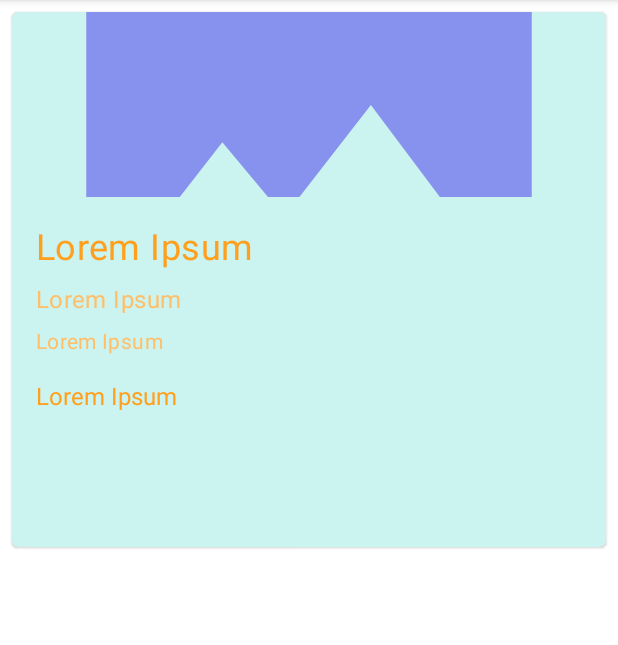
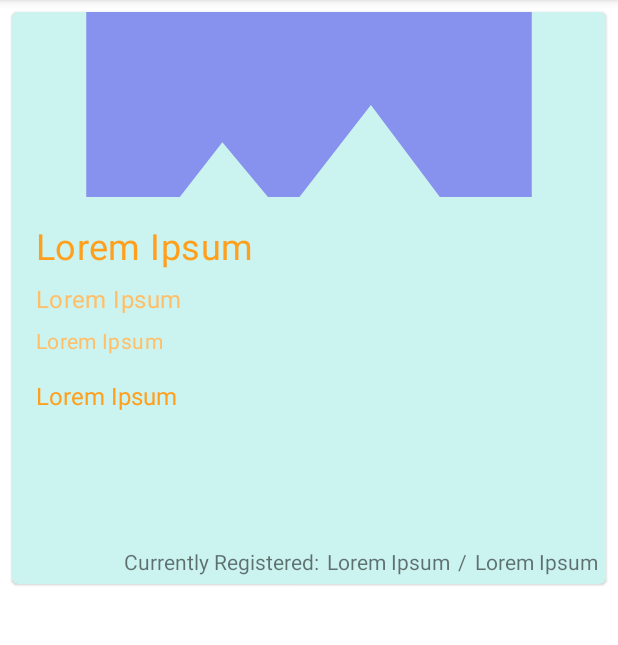
Before and after one commit to winter2022-comp3717/project-genuity, an Android app: the fragment HomeEventsFragment shown on its own in the app's theme, on a phone screen of 412 x 824 dp, the part 84-729 px from its top. Run offline under Robolectric (Android 15) with nearby library versions, the phone set to English and light mode, and no system bars; Roboto replaces fonts that are not available here; 6 statements that could not run were skipped.

Commit message:
add number of users and capacity for events

```diff
--- a/app/src/main/java/com/bcit/project_genuity/EventPageActivity.java
+++ b/app/src/main/java/com/bcit/project_genuity/EventPageActivity.java
@@ -152,5 +152,10 @@ public class EventPageActivity extends AppCompatActivity {
         eventHostName.setText(event.getHost());
         TextView eventLocation = findViewById(R.id.textView_eventPage_locationDetails);
         eventLocation.setText(event.getLocation());
+
+        TextView currRegistered = findViewById(R.id.textView_eventPage_currRegistered);
+        TextView capacity = findViewById(R.id.textView_eventPage_capacity);
+        currRegistered.setText(String.valueOf(event.getNumberOfUsers()));
+        capacity.setText(String.valueOf(event.getCapacity()));
     }
 }
--- a/app/src/main/java/com/bcit/project_genuity/HomeEventsFragment.java
+++ b/app/src/main/java/com/bcit/project_genuity/HomeEventsFragment.java
@@ -56,11 +56,15 @@ public class HomeEventsFragment extends Fragment {
         TextView host = view.findViewById(R.id.home_event_host);
         TextView datetime = view.findViewById(R.id.home_event_datetime);
         TextView description = view.findViewById(R.id.home_event_description);
+        TextView currRegistered = view.findViewById(R.id.textView_homeEvents_currRegistered);
+        TextView capacity = view.findViewById(R.id.textView_homeEvents_capacity);
 
         name.setText(event.getName());
         host.setText(event.getHost());
         datetime.setText(event.getDatetime());
         description.setText(event.getDescription());
+        currRegistered.setText(String.valueOf(event.getNumberOfUsers()));
+        capacity.setText(String.valueOf(event.getCapacity()));
 
         cardView.setOnClickListener(new View.OnClickListener() {
             @Override
--- a/app/src/main/res/layout/fragment_home_events.xml
+++ b/app/src/main/res/layout/fragment_home_events.xml
@@ -76,6 +76,46 @@
 
             </LinearLayout>
 
+            <LinearLayout
+                android:layout_width="match_parent"
+                android:layout_height="match_parent"
+                android:gravity="right"
+                android:orientation="horizontal"
+                android:paddingBottom="5dp">
+
+                <TextView
+                    android:id="@+id/textView_homeEvents_registeredDescription"
+                    android:layout_width="wrap_content"
+                    android:layout_height="wrap_content"
+                    android:layout_gravity="right"
+                    android:layout_marginRight="5dp"
+                    android:text="@string/homeEvents_capacity" />
+
+                <TextView
+                    android:id="@+id/textView_homeEvents_currRegistered"
+                    android:layout_width="wrap_content"
+                    android:layout_height="wrap_content"
+                    android:layout_gravity="right"
+                    android:text="@string/dummyText_fields" />
+
+                <TextView
+                    android:id="@+id/textView_homeEvents_seperator"
+                    android:layout_width="wrap_content"
+                    android:layout_height="wrap_content"
+                    android:layout_gravity="right"
+                    android:layout_marginLeft="5dp"
+                    android:layout_marginRight="5dp"
+                    android:text="@string/homeEvents_seperator" />
+
+                <TextView
+                    android:id="@+id/textView_homeEvents_capacity"
+                    android:layout_width="wrap_content"
+                    android:layout_height="wrap_content"
+                    android:layout_gravity="right"
+                    android:layout_marginEnd="5dp"
+                    android:text="@string/dummyText_fields" />
+            </LinearLayout>
+
             <!-- Buttons -->
 
         </LinearLayout>
--- a/app/src/main/res/values/strings.xml
+++ b/app/src/main/res/values/strings.xml
@@ -29,4 +29,6 @@
     <string name="detailField_Event">Details</string>
     <string name="locationField_Event">Location</string>
     <string name="userEvents_button_cancel">Cancel</string>
+    <string name="homeEvents_capacity">Currently Registered:</string>
+    <string name="homeEvents_seperator">/</string>
 </resources>
```
Also changed, not shown: app/src/main/java/com/bcit/project_genuity/Event.java (+25 -2 lines), app/src/main/java/com/bcit/project_genuity/HomeActivity.java (+10 -10 lines), app/src/main/java/com/bcit/project_genuity/SearchActivity.java (+11 -2 lines), app/src/main/java/com/bcit/project_genuity/UserEventsActivity.java (+7 -6 lines), app/src/main/res/layout/activity_event_page.xml (+38 -1 lines).
